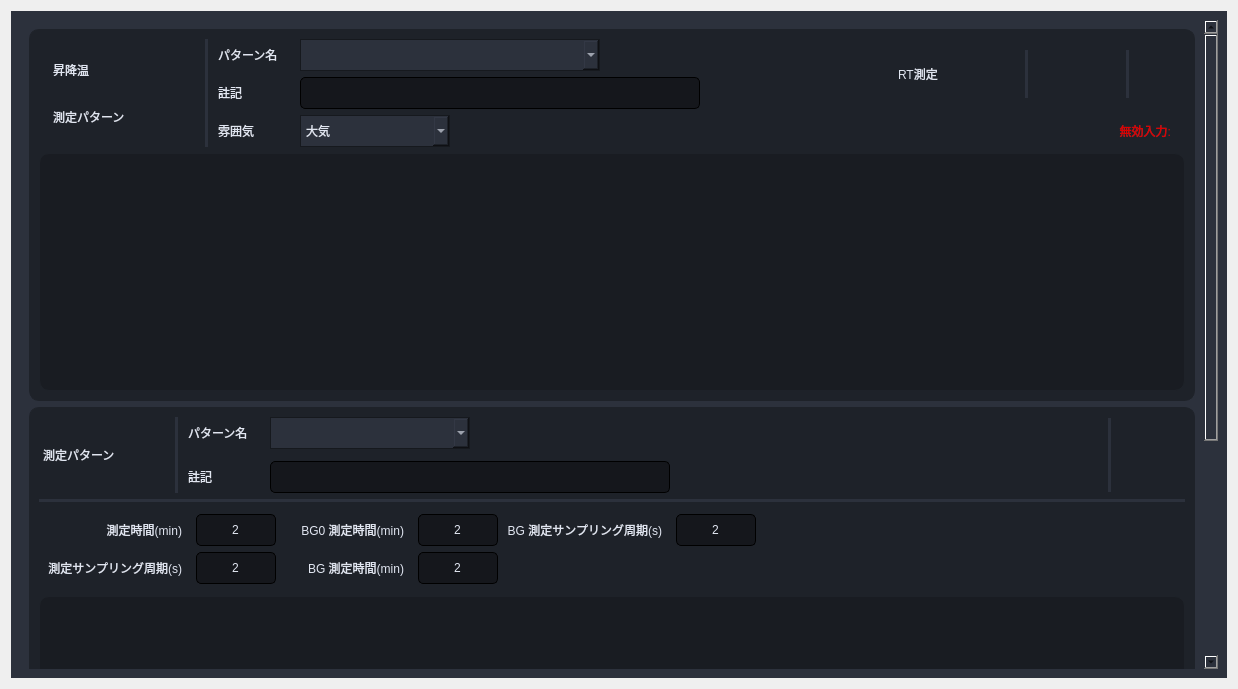
Before: the Qt Designer form Source code/gui_main/gui/uis/pages/main_pages.ui in coolandy345/MS4371, drawn with Qt 5.
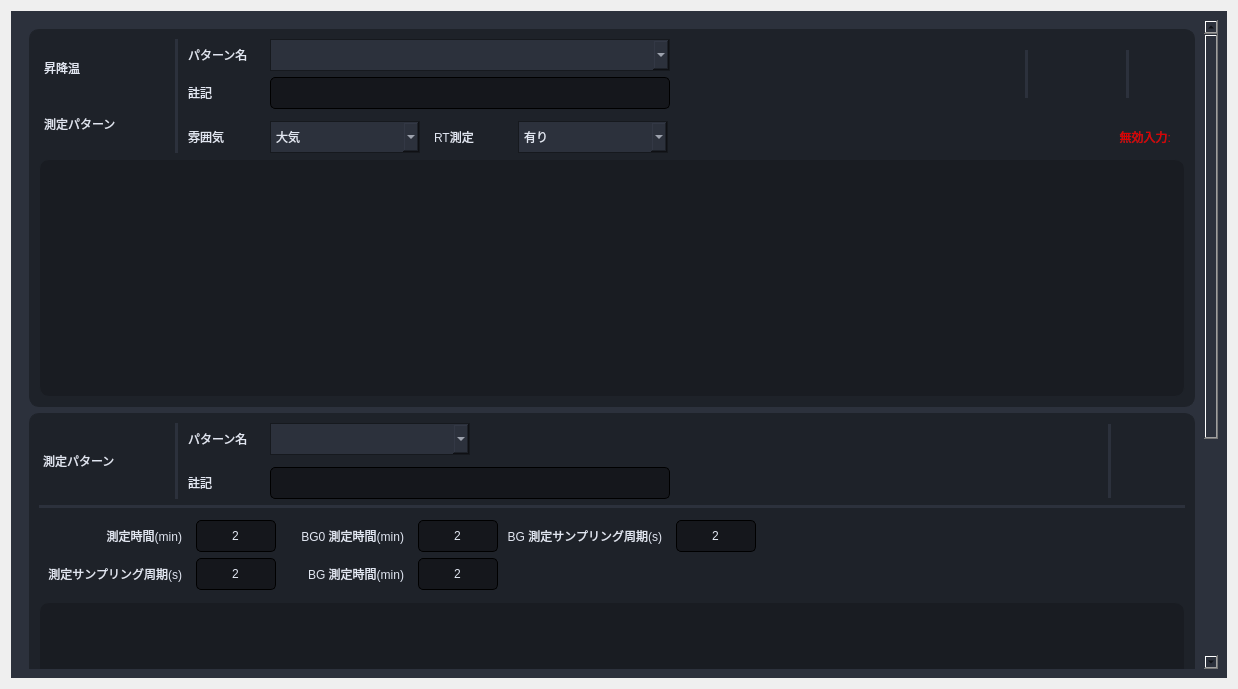
After: the same form once the commit is applied.

The edit to the form file:
```diff
--- a/Source code/gui_main/gui/uis/pages/main_pages.ui
+++ b/Source code/gui_main/gui/uis/pages/main_pages.ui
@@ -3113,8 +3113,8 @@
               <enum>QFrame::Raised</enum>
              </property>
              <layout class="QGridLayout" name="gridLayout_6">
-              <item row="2" column="2">
-               <widget class="QLabel" name="label_63">
+              <item row="0" column="2">
+               <widget class="QLabel" name="label_27">
                 <property name="minimumSize">
                  <size>
                   <width>80</width>
@@ -3133,21 +3133,132 @@
 padding-right:5px;</string>
                 </property>
                 <property name="text">
-                 <string>雰囲気</string>
+                 <string>パターン名</string>
                 </property>
                </widget>
               </item>
-              <item row="0" column="3">
-               <widget class="QComboBox" name="comboBox_6">
+              <item row="1" column="2">
+               <widget class="QLabel" name="label_25">
                 <property name="minimumSize">
                  <size>
-                  <width>300</width>
+                  <width>80</width>
+                  <height>0</height>
+                 </size>
+                </property>
+                <property name="maximumSize">
+                 <size>
+                  <width>80</width>
+                  <height>16777215</height>
+                 </size>
+                </property>
+                <property name="styleSheet">
+                 <string notr="true">font: 13px &quot;游ゴシック&quot;;
+color: rgb(225, 230, 241);
+padding-right:5px;</string>
+                </property>
+                <property name="text">
+                 <string>註記</string>
+                </property>
+               </widget>
+              </item>
+              <item row="0" column="0" rowspan="4">
+               <widget class="QFrame" name="frame_55">
+                <property name="minimumSize">
+                 <size>
+                  <width>130</width>
+                  <height>0</height>
+                 </size>
+                </property>
+                <property name="maximumSize">
+                 <size>
+                  <width>130</width>
+                  <height>16777215</height>
+                 </size>
+                </property>
+                <property name="frameShape">
+                 <enum>QFrame::StyledPanel</enum>
+                </property>
+                <property name="frameShadow">
+                 <enum>QFrame::Raised</enum>
+                </property>
+                <layout class="QVBoxLayout" name="verticalLayout">
+                 <property name="spacing">
+                  <number>0</number>
+                 </property>
+                 <property name="leftMargin">
+                  <number>0</number>
+                 </property>
+                 <property name="topMargin">
+                  <number>0</number>
+                 </property>
+                 <property name="rightMargin">
+                  <number>0</number>
+                 </property>
+                 <property name="bottomMargin">
+                  <number>0</number>
+                 </property>
+                 <item>
+                  <widget class="QLabel" name="label_65">
+                   <property name="minimumSize">
+                    <size>
+                     <width>140</width>
+                     <height>0</height>
+                    </size>
+                   </property>
+                   <property name="maximumSize">
+                    <size>
+                     <width>140</width>
+                     <height>16777215</height>
+                    </size>
+                   </property>
+                   <property name="styleSheet">
+                    <string notr="true">font: 20px &quot;游ゴシック&quot;;
+color: rgb(225, 230, 241);
+padding-right:5px;</string>
+                   </property>
+                   <property name="text">
+                    <string>昇降温</string>
+                   </property>
+                  </widget>
+                 </item>
+                 <item>
+                  <widget class="QLabel" name="label_29">
+                   <property name="minimumSize">
+                    <size>
+                     <width>140</width>
+                     <height>0</height>
+                    </size>
+                   </property>
+                   <property name="maximumSize">
+                    <size>
+                     <width>140</width>
+                     <height>16777215</height>
+                    </size>
+                   </property>
+                   <property name="styleSheet">
+                    <string notr="true">font: 20px &quot;游ゴシック&quot;;
+color: rgb(225, 230, 241);
+padding-right:5px;</string>
+                   </property>
+                   <property name="text">
+                    <string>測定パターン</string>
+                   </property>
+                  </widget>
+                 </item>
+                </layout>
+               </widget>
+              </item>
+              <item row="3" column="3">
+               <widget class="QComboBox" name="comboBox_7">
+                <property name="minimumSize">
+                 <size>
+                  <width>150</width>
                   <height>32</height>
                  </size>
                 </property>
                 <property name="maximumSize">
                  <size>
-                  <width>300</width>
+                  <width>150</width>
                   <height>16777215</height>
                  </size>
                 </property>
@@ -3164,9 +3275,21 @@
 border-radius: 0px;
 padding-left:5px;</string>
                 </property>
-                <property name="insertPolicy">
-                 <enum>QComboBox::InsertAtTop</enum>
-                </property>
+                <item>
+                 <property name="text">
+                  <string>大気</string>
+                 </property>
+                </item>
+                <item>
+                 <property name="text">
+                  <string>真空</string>
+                 </property>
+                </item>
+                <item>
+                 <property name="text">
+                  <string>N2置換</string>
+                 </property>
+                </item>
                </widget>
               </item>
               <item row="0" column="7" rowspan="2" alignment="Qt::AlignRight|Qt::AlignVCenter">
@@ -3244,18 +3367,6 @@
                    </layout>
                   </widget>
                  </item>
-                 <item row="0" column="0">
-                  <widget class="QLabel" name="label_12">
-                   <property name="styleSheet">
-                    <string notr="true">font: 20px &quot;游ゴシック&quot;;
-color: rgb(225, 230, 241);
-padding-right:5px;</string>
-                   </property>
-                   <property name="text">
-                    <string>RT測定</string>
-                   </property>
-                  </widget>
-                 </item>
                  <item row="0" column="4">
                   <widget class="QFrame" name="frame_40">
                    <property name="minimumSize">
@@ -3467,76 +3578,7 @@
                 </layout>
                </widget>
               </item>
-              <item row="1" column="3">
-               <widget class="QLineEdit" name="lineEdit_11">
-                <property name="minimumSize">
-                 <size>
-                  <width>400</width>
-                  <height>32</height>
-                 </size>
-                </property>
-                <property name="maximumSize">
-                 <size>
-                  <width>212</width>
-                  <height>16777215</height>
-                 </size>
-                </property>
-                <property name="styleSheet">
-                 <string notr="true">background-color: rgba(0, 0, 0,80);
-color: rgb(225, 230, 241);
-border-width: 1px;
-border-style: solid;
-border-radius: 5px;
-padding-left:5px;
-padding-right:5px;
-font: 12px &quot;游ゴシック&quot;;
-min-height:30;
-max-width:200;</string>
-                </property>
-               </widget>
-              </item>
-              <item row="2" column="3">
-               <widget class="QComboBox" name="comboBox_7">
-                <property name="minimumSize">
-                 <size>
-                  <width>150</width>
-                  <height>32</height>
-                 </size>
-                </property>
-                <property name="maximumSize">
-                 <size>
-                  <width>150</width>
-                  <height>16777215</height>
-                 </size>
-                </property>
-                <property name="styleSheet">
-                 <string notr="true">background-color: rgb(44, 49, 60);
-font: 14px &quot;游ゴシック&quot;;
-color: rgb(225, 230, 241);
-border-color: rgb(22, 25, 30);
-border-width: 1px;
-border-style: solid;
-border-radius: 0px;
-padding-left:5px;</string>
-                </property>
-                <item>
-                 <property name="text">
-                  <string>大気</string>
-                 </property>
-                </item>
-                <item>
-                 <property name="text">
-                  <string>真空</string>
-                 </property>
-                </item>
-                <item>
-                 <property name="text">
-                  <string>N2置換</string>
-                 </property>
-                </item>
-               </widget>
-              </item>
-              <item row="0" column="1" rowspan="3">
+              <item row="0" column="1" rowspan="4">
                <widget class="QFrame" name="frame_33">
                 <property name="minimumSize">
                  <size>
@@ -3563,7 +3605,7 @@
                 </property>
                </widget>
               </item>
-              <item row="3" column="0" colspan="8">
+              <item row="4" column="0" colspan="8">
                <widget class="QFrame" name="frame_35">
                 <property name="sizePolicy">
                  <sizepolicy hsizetype="Preferred" vsizetype="Preferred">
@@ -3742,8 +3784,8 @@
                 </layout>
                </widget>
               </item>
-              <item row="1" column="2">
-               <widget class="QLabel" name="label_25">
+              <item row="3" column="2">
+               <widget class="QLabel" name="label_63">
                 <property name="minimumSize">
                  <size>
                   <width>80</width>
@@ -3762,12 +3804,12 @@
 padding-right:5px;</string>
                 </property>
                 <property name="text">
-                 <string>註記</string>
+                 <string>雰囲気</string>
                 </property>
                </widget>
               </item>
-              <item row="0" column="2">
-               <widget class="QLabel" name="label_27">
+              <item row="3" column="4">
+               <widget class="QLabel" name="label_12">
                 <property name="minimumSize">
                  <size>
                   <width>80</width>
@@ -3786,71 +3828,11 @@
 padding-right:5px;</string>
                 </property>
                 <property name="text">
-                 <string>パターン名</string>
+                 <string>RT測定</string>
                 </property>
                </widget>
               </item>
-              <item row="0" column="0" rowspan="3">
-               <widget class="QFrame" name="frame_55">
-                <property name="frameShape">
-                 <enum>QFrame::StyledPanel</enum>
-                </property>
-                <property name="frameShadow">
-                 <enum>QFrame::Raised</enum>
-                </property>
-                <layout class="QVBoxLayout" name="verticalLayout">
-                 <item>
-                  <widget class="QLabel" name="label_65">
-                   <property name="minimumSize">
-                    <size>
-                     <width>140</width>
-                     <height>0</height>
-                    </size>
-                   </property>
-                   <property name="maximumSize">
-                    <size>
-                     <width>140</width>
-                     <height>16777215</height>
-                    </size>
-                   </property>
-                   <property name="styleSheet">
-                    <string notr="true">font: 20px &quot;游ゴシック&quot;;
-color: rgb(225, 230, 241);
-padding-right:5px;</string>
-                   </property>
-                   <property name="text">
-                    <string>昇降温</string>
-                   </property>
-                  </widget>
-                 </item>
-                 <item>
-                  <widget class="QLabel" name="label_29">
-                   <property name="minimumSize">
-                    <size>
-                     <width>140</width>
-                     <height>0</height>
-                    </size>
-                   </property>
-                   <property name="maximumSize">
-                    <size>
-                     <width>140</width>
-                     <height>16777215</height>
-                    </size>
-                   </property>
-                   <property name="styleSheet">
-                    <string notr="true">font: 20px &quot;游ゴシック&quot;;
-color: rgb(225, 230, 241);
-padding-right:5px;</string>
-                   </property>
-                   <property name="text">
-                    <string>測定パターン</string>
-                   </property>
-                  </widget>
-                 </item>
-                </layout>
-               </widget>
-              </item>
-              <item row="2" column="4" colspan="4">
+              <item row="3" column="6" colspan="2">
                <widget class="QLabel" name="PatternErrorMessagelabel">
                 <property name="styleSheet">
                  <string notr="true">font:700 13px &quot;游ゴシック&quot;;
@@ -3865,6 +3847,105 @@
                 </property>
                </widget>
               </item>
+              <item row="3" column="5">
+               <widget class="QComboBox" name="comboBox_8">
+                <property name="minimumSize">
+                 <size>
+                  <width>150</width>
+                  <height>32</height>
+                 </size>
+                </property>
+                <property name="maximumSize">
+                 <size>
+                  <width>150</width>
+                  <height>16777215</height>
+                 </size>
+                </property>
+                <property name="styleSheet">
+                 <string notr="true">background-color: rgb(44, 49, 60);
+font: 14px &quot;游ゴシック&quot;;
+color: rgb(225, 230, 241);
+border-color: rgb(22, 25, 30);
+border-width: 1px;
+border-style: solid;
+border-radius: 0px;
+padding-left:5px;</string>
+                </property>
+                <item>
+                 <property name="text">
+                  <string>有り</string>
+                 </property>
+                </item>
+                <item>
+                 <property name="text">
+                  <string>ない</string>
+                 </property>
+                </item>
+               </widget>
+              </item>
+              <item row="1" column="3" colspan="3">
+               <widget class="QLineEdit" name="lineEdit_11">
+                <property name="minimumSize">
+                 <size>
+                  <width>400</width>
+                  <height>32</height>
+                 </size>
+                </property>
+                <property name="maximumSize">
+                 <size>
+                  <width>400</width>
+                  <height>16777215</height>
+                 </size>
+                </property>
+                <property name="styleSheet">
+                 <string notr="true">background-color: rgba(0, 0, 0,80);
+color: rgb(225, 230, 241);
+border-width: 1px;
+border-style: solid;
+border-radius: 5px;
+padding-left:5px;
+padding-right:5px;
+font: 12px &quot;游ゴシック&quot;;
+min-height:30;
+max-width:200;</string>
+                </property>
+               </widget>
+              </item>
+              <item row="0" column="3" colspan="3">
+               <widget class="QComboBox" name="comboBox_6">
+                <property name="minimumSize">
+                 <size>
+                  <width>400</width>
+                  <height>32</height>
+                 </size>
+                </property>
+                <property name="maximumSize">
+                 <size>
+                  <width>400</width>
+                  <height>16777215</height>
+                 </size>
+                </property>
+                <property name="mouseTracking">
+                 <bool>false</bool>
+                </property>
+                <property name="styleSheet">
+                 <string notr="true">background-color: rgb(44, 49, 60);
+font: 14px &quot;游ゴシック&quot;;
+color: rgb(225, 230, 241);
+border-color: rgb(22, 25, 30);
+border-width: 1px;
+border-style: solid;
+border-radius: 0px;
+padding-left:5px;</string>
+                </property>
+                <property name="editable">
+                 <bool>true</bool>
+                </property>
+                <property name="insertPolicy">
+                 <enum>QComboBox::InsertAtTop</enum>
+                </property>
+               </widget>
+              </item>
              </layout>
             </widget>
            </item>
```
Left out of the diff: 5 changed lines with no effect on the pictures.
